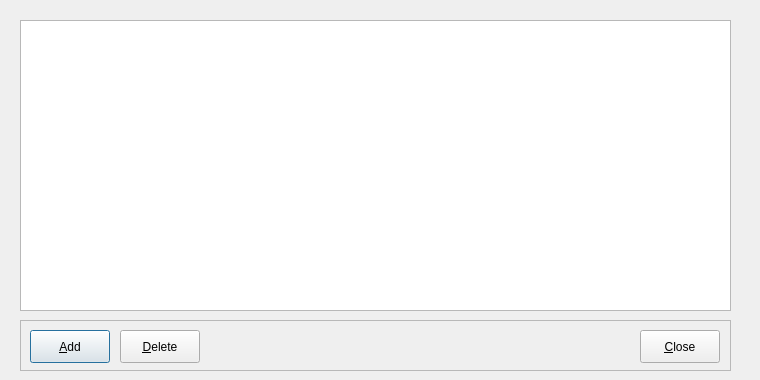
soccermetrics/marcotti-desktop, file code/pyqt/gui/venuehistory_entry.ui: the form before one commit.
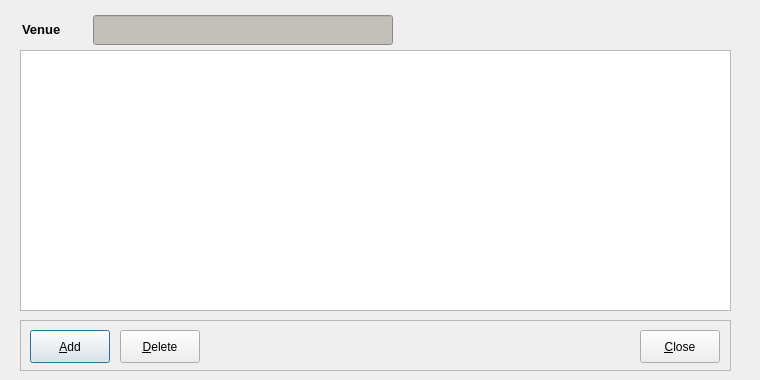
The form after the commit. Icons and pictures are not drawn.

Commit message: Added venue read-only field (#11)

Patch:
```diff
--- a/code/pyqt/gui/venuehistory_entry.ui
+++ b/code/pyqt/gui/venuehistory_entry.ui
@@ -29,9 +29,9 @@
    <property name="geometry">
     <rect>
      <x>20</x>
-     <y>20</y>
+     <y>50</y>
      <width>711</width>
-     <height>291</height>
+     <height>261</height>
     </rect>
    </property>
   </widget>
@@ -153,6 +153,154 @@
     </property>
    </widget>
   </widget>
+  <widget class="QWidget" name="">
+   <property name="geometry">
+    <rect>
+     <x>17</x>
+     <y>10</y>
+     <width>381</width>
+     <height>41</height>
+    </rect>
+   </property>
+   <layout class="QHBoxLayout" name="horizontalLayout">
+    <item>
+     <widget class="QLabel" name="label">
+      <property name="minimumSize">
+       <size>
+        <width>60</width>
+        <height>20</height>
+       </size>
+      </property>
+      <property name="maximumSize">
+       <size>
+        <width>60</width>
+        <height>20</height>
+       </size>
+      </property>
+      <property name="text">
+       <string>&lt;!DOCTYPE HTML PUBLIC &quot;-//W3C//DTD HTML 4.0//EN&quot; &quot;http://www.w3.org/TR/REC-html40/strict.dtd&quot;&gt;
+&lt;html&gt;&lt;head&gt;&lt;meta name=&quot;qrichtext&quot; content=&quot;1&quot; /&gt;&lt;style type=&quot;text/css&quot;&gt;
+p, li { white-space: pre-wrap; }
+&lt;/style&gt;&lt;/head&gt;&lt;body style=&quot; font-family:'Sans'; font-size:10pt; font-weight:400; font-style:normal;&quot;&gt;
+&lt;p style=&quot; margin-top:0px; margin-bottom:0px; margin-left:0px; margin-right:0px; -qt-block-indent:0; text-indent:0px;&quot;&gt;&lt;span style=&quot; font-weight:600;&quot;&gt;Venue&lt;/span&gt;&lt;/p&gt;&lt;/body&gt;&lt;/html&gt;</string>
+      </property>
+     </widget>
+    </item>
+    <item>
+     <widget class="QLineEdit" name="lineEdit">
+      <property name="minimumSize">
+       <size>
+        <width>300</width>
+        <height>30</height>
+       </size>
+      </property>
+      <property name="maximumSize">
+       <size>
+        <width>300</width>
+        <height>30</height>
+       </size>
+      </property>
+      <property name="palette">
+       <palette>
+        <active>
+         <colorrole role="Button">
+          <brush brushstyle="SolidPattern">
+           <color alpha="255">
+            <red>194</red>
+            <green>190</green>
+            <blue>186</blue>
+           </color>
+          </brush>
+         </colorrole>
+         <colorrole role="Base">
+          <brush brushstyle="SolidPattern">
+           <color alpha="255">
+            <red>194</red>
+            <green>190</green>
+            <blue>186</blue>
+           </color>
+          </brush>
+         </colorrole>
+         <colorrole role="Window">
+          <brush brushstyle="SolidPattern">
+           <color alpha="255">
+            <red>194</red>
+            <green>190</green>
+            <blue>186</blue>
+           </color>
+          </brush>
+         </colorrole>
+        </active>
+        <inactive>
+         <colorrole role="Button">
+          <brush brushstyle="SolidPattern">
+           <color alpha="255">
+            <red>194</red>
+            <green>190</green>
+            <blue>186</blue>
+           </color>
+          </brush>
+         </colorrole>
+         <colorrole role="Base">
+          <brush brushstyle="SolidPattern">
+           <color alpha="255">
+            <red>194</red>
+            <green>190</green>
+            <blue>186</blue>
+           </color>
+          </brush>
+         </colorrole>
+         <colorrole role="Window">
+          <brush brushstyle="SolidPattern">
+           <color alpha="255">
+            <red>194</red>
+            <green>190</green>
+            <blue>186</blue>
+           </color>
+          </brush>
+         </colorrole>
+        </inactive>
+        <disabled>
+         <colorrole role="Button">
+          <brush brushstyle="SolidPattern">
+           <color alpha="255">
+            <red>194</red>
+            <green>190</green>
+            <blue>186</blue>
+           </color>
+          </brush>
+         </colorrole>
+         <colorrole role="Base">
+          <brush brushstyle="SolidPattern">
+           <color alpha="255">
+            <red>194</red>
+            <green>190</green>
+            <blue>186</blue>
+           </color>
+          </brush>
+         </colorrole>
+         <colorrole role="Window">
+          <brush brushstyle="SolidPattern">
+           <color alpha="255">
+            <red>194</red>
+            <green>190</green>
+            <blue>186</blue>
+           </color>
+          </brush>
+         </colorrole>
+        </disabled>
+       </palette>
+      </property>
+      <property name="toolTip">
+       <string>Venue name</string>
+      </property>
+      <property name="readOnly">
+       <bool>true</bool>
+      </property>
+     </widget>
+    </item>
+   </layout>
+  </widget>
  </widget>
  <resources>
   <include location="fmrd_resources.qrc"/>
```
